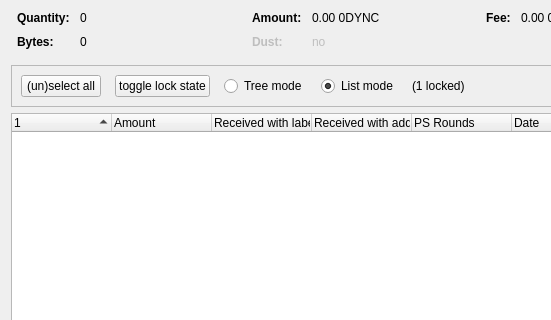
This is src/qt/forms/coincontroldialog.ui in Zero-Dynamics/cash-core as Qt 5 draws it before an edit; both pictures show x 0 to 551 and y 0 to 320 of the 954 by 500 pixel window. The edited form follows.
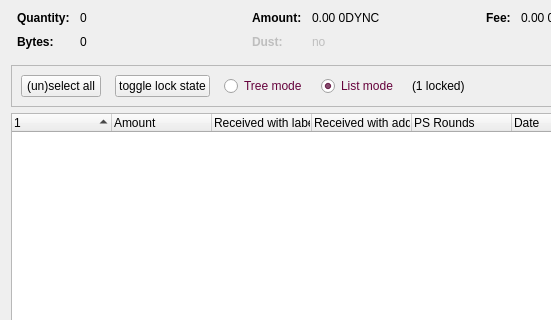
This is the edited form. Custom widgets are drawn as their Qt base class.

```diff
--- a/src/qt/forms/coincontroldialog.ui
+++ b/src/qt/forms/coincontroldialog.ui
@@ -366,6 +366,9 @@
           <property name="text">
            <string>Tree mode</string>
           </property>
+          <property name="styleSheet">
+              <string>* { color: #66023C; }</string>
+          </property>
          </widget>
         </item>
         <item>
@@ -379,6 +382,9 @@
           <property name="text">
            <string>List mode</string>
           </property>
+          <property name="styleSheet">
+              <string>* { color: #66023C; }</string>
+          </property>
           <property name="checked">
            <bool>true</bool>
           </property>
```
